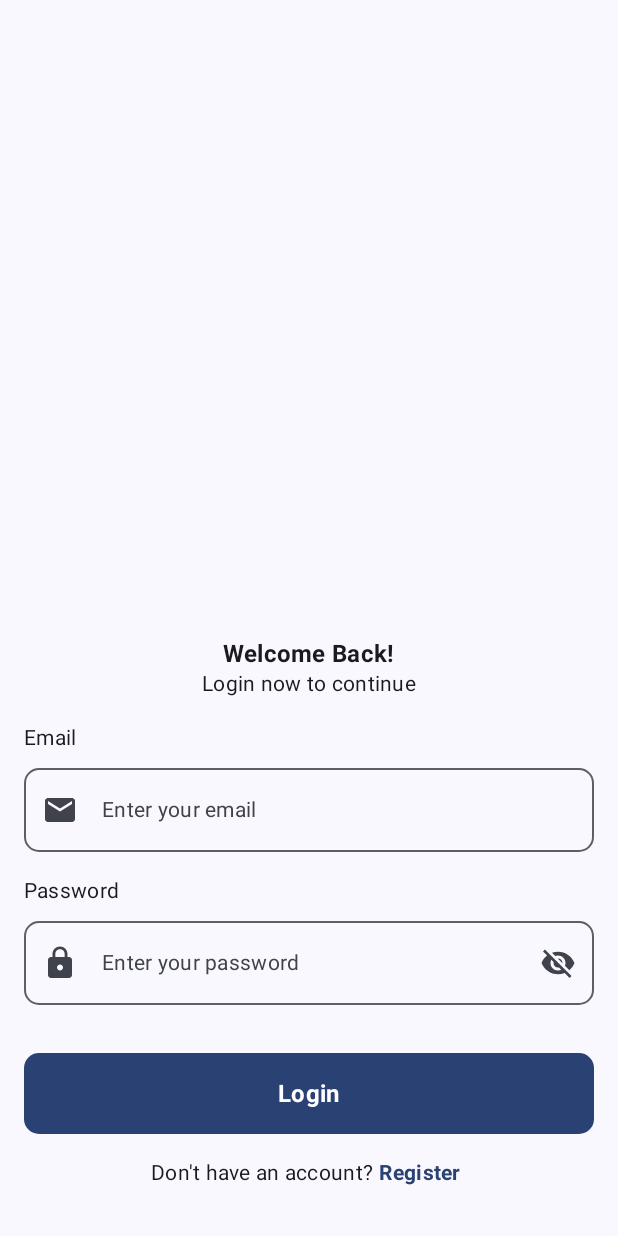
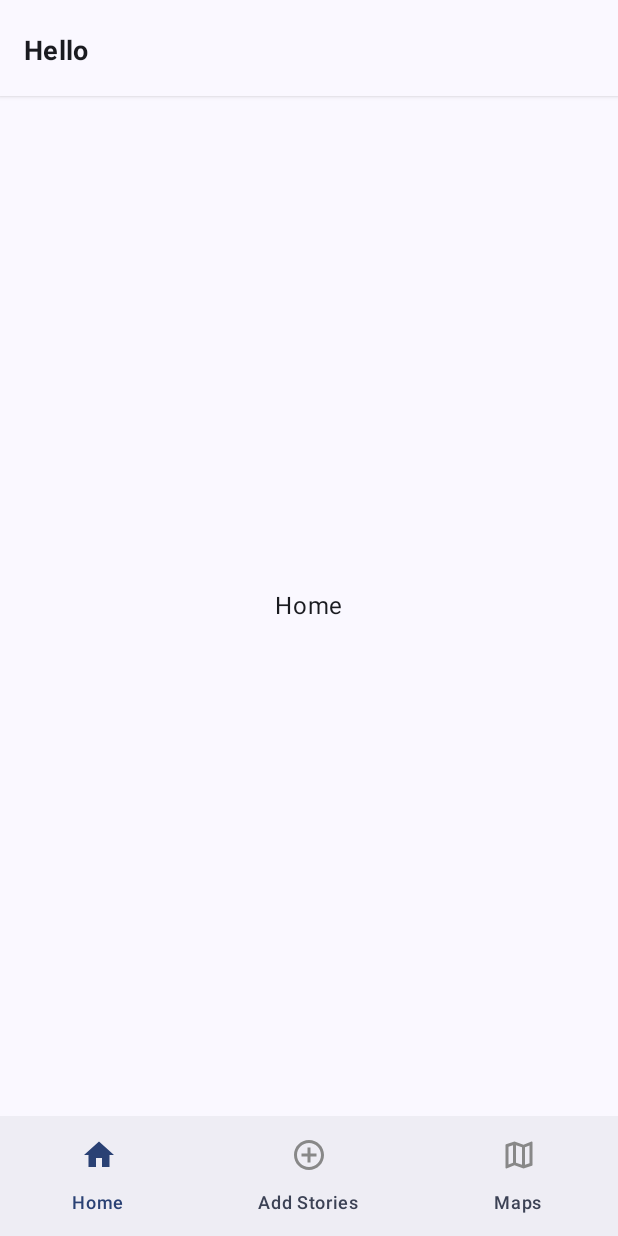
Before and after one commit to Ophirmdhn/story-app-compose, an Android app built with Jetpack Compose: the screen it shows after launch (MainActivity), on a phone screen of 412 x 824 dp. Run offline under Robolectric (Android 15) with nearby library versions, the phone set to English and light mode, and no system bars; our stand-ins replace Dagger/Hilt's generated code.

Commit message:
feat: create a bottom bar

```diff
--- a/app/build.gradle.kts
+++ b/app/build.gradle.kts
@@ -83,4 +83,7 @@ dependencies {
 
     // Extended Icon
     implementation("androidx.compose.material:material-icons-extended:1.6.1")
+
+    // Navigation
+    implementation("androidx.navigation:navigation-compose:2.7.7")
 }
--- a/app/src/main/java/com/ophi/storyappcompose/MainActivity.kt
+++ b/app/src/main/java/com/ophi/storyappcompose/MainActivity.kt
@@ -10,6 +10,7 @@ import androidx.compose.material3.Text
 import androidx.compose.runtime.Composable
 import androidx.compose.ui.Modifier
 import androidx.compose.ui.tooling.preview.Preview
+import com.ophi.storyappcompose.story.presentation.navigation.NavGraph
 import com.ophi.storyappcompose.story.presentation.screen.login.LoginScreen
 import com.ophi.storyappcompose.ui.theme.StoryAppComposeTheme
 import dagger.hilt.android.AndroidEntryPoint
@@ -24,7 +25,7 @@ class MainActivity : ComponentActivity() {
                     modifier = Modifier.fillMaxSize(),
                     color = MaterialTheme.colorScheme.background
                 ) {
-                    LoginScreen()
+                    NavGraph()
                 }
             }
         }
--- /dev/null
+++ b/app/src/main/java/com/ophi/storyappcompose/story/presentation/navigation/NavGraph.kt
@@ -0,0 +1,58 @@
+package com.ophi.storyappcompose.story.presentation.navigation
+
+import androidx.compose.foundation.layout.padding
+import androidx.compose.material3.ExperimentalMaterial3Api
+import androidx.compose.material3.Scaffold
+import androidx.compose.runtime.Composable
+import androidx.compose.runtime.getValue
+import androidx.compose.ui.Modifier
+import androidx.navigation.NavHostController
+import androidx.navigation.compose.NavHost
+import androidx.navigation.compose.composable
+import androidx.navigation.compose.currentBackStackEntryAsState
+import androidx.navigation.compose.rememberNavController
+import com.ophi.storyappcompose.story.presentation.navigation.component.BottomBar
+import com.ophi.storyappcompose.story.presentation.screen.home.HomeScreen
+import com.ophi.storyappcompose.story.presentation.screen.login.LoginScreen
+import com.ophi.storyappcompose.story.presentation.screen.maps.MapsScreen
+import com.ophi.storyappcompose.story.presentation.screen.story.StoryScreen
+
+@OptIn(ExperimentalMaterial3Api::class)
+@Composable
+fun NavGraph(
+    modifier: Modifier = Modifier,
+    navController: NavHostController = rememberNavController()
+) {
+    val navBackStackEntry by navController.currentBackStackEntryAsState()
+    val currentRoute = navBackStackEntry?.destination?.route
+
+    Scaffold(
+        bottomBar = {
+            if (currentRoute !in listOf(
+                Screen.Login.route
+            )) {
+                BottomBar(navController)
+            }
+        },
+        modifier = modifier
+    ) { innerPadding ->
+        NavHost(
+            navController = navController,
+            startDestination = Screen.Home.route,
+            modifier = Modifier.padding(innerPadding)
+        ) {
+            composable(Screen.Login.route) {
+                LoginScreen(navController)
+            }
+            composable(Screen.Home.route) {
+                HomeScreen()
+            }
+            composable(Screen.Story.route) {
+                StoryScreen()
+            }
+            composable(Screen.Maps.route) {
+                MapsScreen()
+            }
+        }
+    }
+}
--- /dev/null
+++ b/app/src/main/java/com/ophi/storyappcompose/story/presentation/navigation/NavigationItem.kt
@@ -0,0 +1,11 @@
+package com.ophi.storyappcompose.story.presentation.navigation
+
+import androidx.compose.ui.graphics.painter.Painter
+import androidx.compose.ui.graphics.vector.ImageVector
+
+data class NavigationItem(
+    val title: String,
+    val icon: ImageVector,
+    val iconActive: ImageVector,
+    val screen: Screen
+)
--- /dev/null
+++ b/app/src/main/java/com/ophi/storyappcompose/story/presentation/navigation/Screen.kt
@@ -0,0 +1,8 @@
+package com.ophi.storyappcompose.story.presentation.navigation
+
+sealed class Screen(val route: String) {
+    object Login : Screen("login")
+    object Home : Screen("home")
+    object Story : Screen("story")
+    object Maps : Screen("maps")
+}
--- /dev/null
+++ b/app/src/main/java/com/ophi/storyappcompose/story/presentation/navigation/component/BottomBar.kt
@@ -0,0 +1,97 @@
+package com.ophi.storyappcompose.story.presentation.navigation.component
+
+import androidx.compose.foundation.layout.padding
+import androidx.compose.material.icons.Icons
+import androidx.compose.material.icons.filled.AddCircle
+import androidx.compose.material.icons.filled.Home
+import androidx.compose.material.icons.filled.Map
+import androidx.compose.material.icons.outlined.AddCircleOutline
+import androidx.compose.material.icons.outlined.Home
+import androidx.compose.material.icons.outlined.Map
+import androidx.compose.material3.Icon
+import androidx.compose.material3.MaterialTheme
+import androidx.compose.material3.NavigationBar
+import androidx.compose.material3.NavigationBarItem
+import androidx.compose.material3.Text
+import androidx.compose.runtime.Composable
+import androidx.compose.runtime.getValue
+import androidx.compose.ui.Modifier
+import androidx.compose.ui.graphics.Color
+import androidx.compose.ui.unit.dp
+import androidx.navigation.NavGraph.Companion.findStartDestination
+import androidx.navigation.NavHostController
+import androidx.navigation.compose.currentBackStackEntryAsState
+import com.ophi.storyappcompose.story.presentation.navigation.NavigationItem
+import com.ophi.storyappcompose.story.presentation.navigation.Screen
+
+@Composable
+fun BottomBar(
+    navController: NavHostController,
+    modifier: Modifier = Modifier
+) {
+    NavigationBar(
+        modifier = modifier,
+    ) {
+        val navBackStackEntry by navController.currentBackStackEntryAsState()
+        val currentRoute = navBackStackEntry?.destination?.route
+
+        val navigationItems = listOf(
+            NavigationItem(
+                title = "Home",
+                icon = Icons.Outlined.Home,
+                iconActive = Icons.Filled.Home,
+                screen = Screen.Home
+            ),
+            NavigationItem(
+                title = "Add Stories",
+                icon = Icons.Outlined.AddCircleOutline,
+                iconActive = Icons.Filled.AddCircle,
+                screen = Screen.Story
+            ),
+            NavigationItem(
+                title = "Maps",
+                icon = Icons.Outlined.Map,
+                iconActive = Icons.Filled.Map,
+                screen = Screen.Maps
+            ),
+        )
+        navigationItems.map { item ->
+            val isSelected = currentRoute == item.screen.route
+
+            NavigationBarItem(
+                selected = false,
+                onClick = {
+                    navController.navigate(item.screen.route) {
+                        popUpTo(navController.graph.findStartDestination().id) {
+                            saveState = true
+                        }
+                        restoreState = true
+                        launchSingleTop = true
+                    }
+                },
+                label = {
+                    Text(
+                        modifier = Modifier.padding(top = 4.dp),
+                        text = item.title,
+                        color = if (isSelected) {
+                            MaterialTheme.colorScheme.primary
+                        } else {
+                            MaterialTheme.colorScheme.secondary
+                        }
+                    )
+                },
+                icon = {
+                    Icon(
+                        imageVector = if (isSelected) item.iconActive else item.icon,
+                        contentDescription = item.title,
+                        tint = if (isSelected) {
+                            MaterialTheme.colorScheme.primary
+                        } else {
+                            Color.Gray
+                        }
+                    )
+                }
+            )
+        }
+    }
+}
--- /dev/null
+++ b/app/src/main/java/com/ophi/storyappcompose/story/presentation/screen/home/HomeScreen.kt
@@ -0,0 +1,61 @@
+package com.ophi.storyappcompose.story.presentation.screen.home
+
+import androidx.compose.foundation.layout.Arrangement
+import androidx.compose.foundation.layout.Box
+import androidx.compose.foundation.layout.Column
+import androidx.compose.foundation.layout.fillMaxSize
+import androidx.compose.foundation.layout.padding
+import androidx.compose.foundation.rememberScrollState
+import androidx.compose.foundation.verticalScroll
+import androidx.compose.material3.ExperimentalMaterial3Api
+import androidx.compose.material3.Scaffold
+import androidx.compose.material3.Text
+import androidx.compose.runtime.Composable
+import androidx.compose.ui.Alignment
+import androidx.compose.ui.Modifier
+import androidx.compose.ui.tooling.preview.Preview
+import com.ophi.storyappcompose.story.presentation.util.component.TopBar
+import com.ophi.storyappcompose.ui.theme.StoryAppComposeTheme
+
+@OptIn(ExperimentalMaterial3Api::class)
+@Composable
+fun HomeScreen(
+    modifier: Modifier = Modifier
+) {
+    Scaffold(
+        topBar = {
+            TopBar(title = "Hello")
+        },
+        modifier = modifier
+    ) { innerPadding ->
+        Column(
+            verticalArrangement = Arrangement.Center,
+            modifier = Modifier
+                .padding(innerPadding)
+                .fillMaxSize()
+                .verticalScroll(rememberScrollState())
+        ) {
+            HomeContent()
+        }
+    }
+}
+
+@Composable
+fun HomeContent(
+    modifier: Modifier = Modifier
+) {
+    Box(
+        modifier = modifier.fillMaxSize(),
+        contentAlignment = Alignment.Center,
+    ) {
+        Text(text = "Home")
+    }
+}
+
+@Preview(showBackground = true)
+@Composable
+fun HomePreview() {
+    StoryAppComposeTheme {
+        HomeScreen()
+    }
+}
--- a/app/src/main/java/com/ophi/storyappcompose/story/presentation/screen/login/LoginScreen.kt
+++ b/app/src/main/java/com/ophi/storyappcompose/story/presentation/screen/login/LoginScreen.kt
@@ -45,12 +45,15 @@ import androidx.compose.ui.text.input.VisualTransformation
 import androidx.compose.ui.unit.dp
 import androidx.compose.ui.unit.sp
 import androidx.hilt.navigation.compose.hiltViewModel
+import androidx.navigation.NavHostController
+import com.ophi.storyappcompose.story.presentation.navigation.Screen
 import com.ophi.storyappcompose.story.presentation.util.AuthState
 import com.ophi.storyappcompose.story.presentation.util.component.Loading
 
 @Suppress("NAME_SHADOWING")
 @Composable
 fun LoginScreen(
+    navController: NavHostController,
     modifier: Modifier = Modifier,
     viewModel: LoginViewModel = hiltViewModel()
 ) {
@@ -91,6 +94,7 @@ fun LoginScreen(
             is AuthState.Success -> {
                 Toast.makeText(context, "Login Berhasil", Toast.LENGTH_SHORT).show()
                 Log.d("Login", "Login Berhasil")
+                navController.navigate(Screen.Home.route)
                 isLoading.value = false
             }
 
--- /dev/null
+++ b/app/src/main/java/com/ophi/storyappcompose/story/presentation/util/component/TopBar.kt
@@ -0,0 +1,37 @@
+package com.ophi.storyappcompose.story.presentation.util.component
+
+import androidx.compose.foundation.layout.padding
+import androidx.compose.material3.ExperimentalMaterial3Api
+import androidx.compose.material3.MaterialTheme
+import androidx.compose.material3.Text
+import androidx.compose.material3.TopAppBar
+import androidx.compose.material3.TopAppBarDefaults
+import androidx.compose.runtime.Composable
+import androidx.compose.ui.Modifier
+import androidx.compose.ui.draw.shadow
+import androidx.compose.ui.text.font.FontWeight
+import androidx.compose.ui.unit.dp
+import androidx.compose.ui.unit.sp
+
+@OptIn(ExperimentalMaterial3Api::class)
+@Composable
+fun TopBar(
+    title: String
+) {
+    TopAppBar(
+        modifier = Modifier.shadow(2.dp),
+        colors = TopAppBarDefaults.smallTopAppBarColors(
+            containerColor = MaterialTheme.colorScheme.background,
+        ),
+        title = {
+            Text(
+                modifier = Modifier.padding(top = 4.dp),
+                text = title,
+                fontWeight = FontWeight.Bold,
+                style = MaterialTheme.typography.bodyMedium.copy(
+                    fontSize = 18.sp
+                )
+            )
+        }
+    )
+}
```
Also changed, not shown: app/src/main/java/com/ophi/storyappcompose/story/presentation/screen/maps/MapsScreen.kt (added, +51 -0 lines), app/src/main/java/com/ophi/storyappcompose/story/presentation/screen/story/Story.kt (added, +51 -0 lines).
